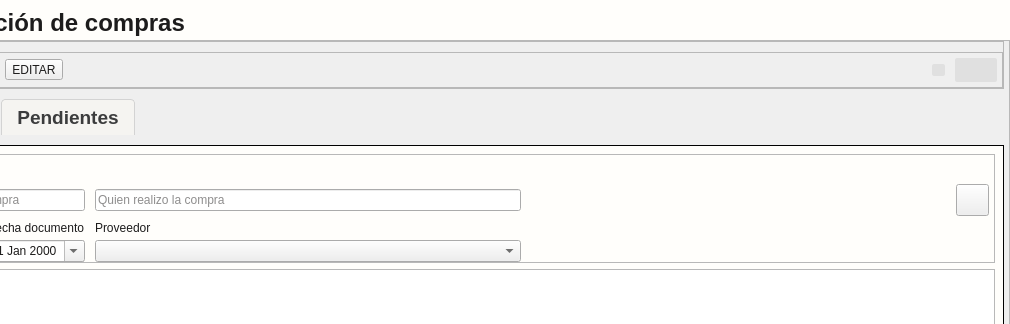
Old version of the form app/View/UserInterfaceUi/UI_CONTROL_COMPRAS.ui in the repository LAngelVp/TuleVenta; both pictures show x 138 to 1148 and y 0 to 324 of the 1148 by 610 pixel window.
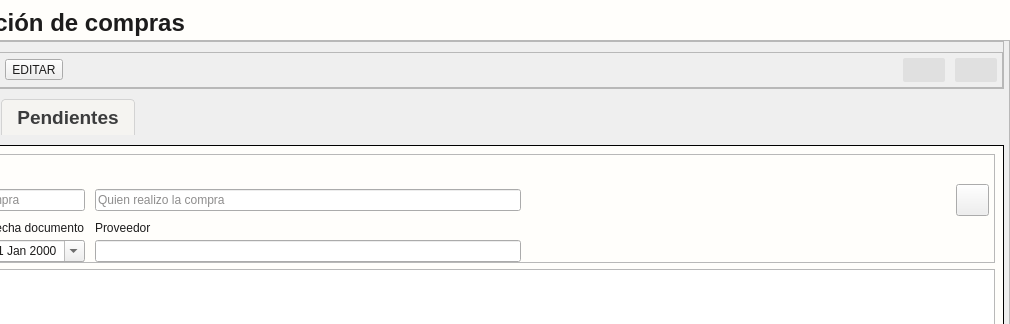
New version of the form. Icons and pictures are not drawn.

Commit message: Agregue la funcionalidad de paginacion para las compras pendientes

Patch:
```diff
--- a/app/View/UserInterfaceUi/UI_CONTROL_COMPRAS.ui
+++ b/app/View/UserInterfaceUi/UI_CONTROL_COMPRAS.ui
@@ -584,13 +584,6 @@
                   </property>
                  </widget>
                 </item>
-                <item row="6" column="3">
-                 <widget class="QComboBox" name="cajaOpciones_proveedorOCRealizada">
-                  <property name="sizeAdjustPolicy">
-                   <enum>QComboBox::SizeAdjustPolicy::AdjustToContents</enum>
-                  </property>
-                 </widget>
-                </item>
                 <item row="3" column="10">
                  <widget class="QToolButton" name="btn_btn_buscar_OCrealizadas">
                   <property name="cursor">
@@ -617,6 +610,9 @@
                   </property>
                  </widget>
                 </item>
+                <item row="6" column="3">
+                 <widget class="QLineEdit" name="txt_nombreProveedorOCompraRealizada"/>
+                </item>
                </layout>
               </widget>
              </item>
@@ -1009,7 +1005,6 @@
               <property name="font">
                <font>
                 <family>Arial</family>
-                <pointsize>-1</pointsize>
                 <bold>false</bold>
                </font>
               </property>
```
Left out of the diff: 10 changed lines with no effect on the pictures. The commit also changes 9 other files.
